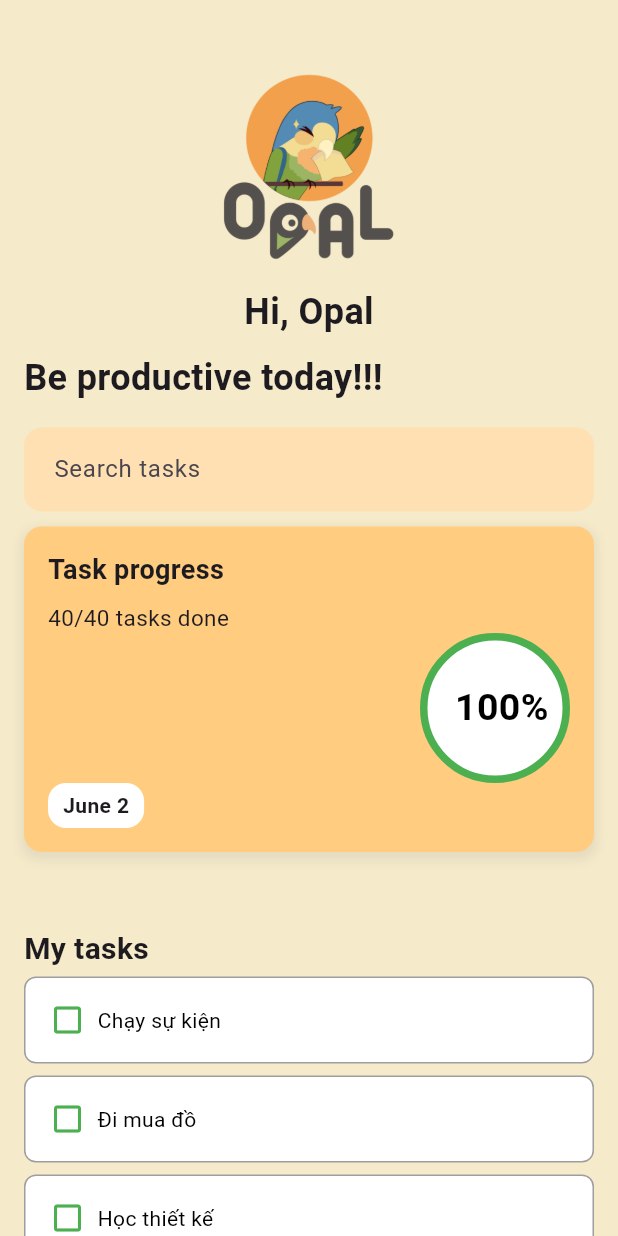
After one commit to DucNguyen2807/Opal_Project_FE, a Flutter app: the MytaskScreen screen opened directly, on a phone screen of 412 x 824 dp. The commit adds this screen. Run offline on Flutter 3.47's test engine with Material 3 defaults, Android fonts, the phone set to English and light mode, and no system bars; our stand-ins replace flutter_countdown_timer, table_calendar.

Commit message:
[feat] view my task

```diff
--- a/lib/ui/HomePage/HomePage.dart
+++ b/lib/ui/HomePage/HomePage.dart
@@ -3,6 +3,7 @@ import 'package:opal_project/ui/customer-calendar/CustomCalendar.dart'; // Đư
 import 'dart:collection';
 import 'package:table_calendar/table_calendar.dart';
 import 'package:opal_project/ui/EventPage/EventPage.dart';
+import 'package:opal_project/ui/my-task/mytask.dart';
 
 class HomePage extends StatefulWidget {
   @override
@@ -97,10 +98,18 @@ class _HomePageState extends State<HomePage> {
             'assets/logo.png',
             height: 120,
           ),
-          CircleAvatar(
-            radius: 25,
-            backgroundColor: Colors.yellowAccent,
-            child: Icon(Icons.person),
+          GestureDetector(
+            onTap: () {
+              Navigator.push(
+                context,
+                MaterialPageRoute(builder: (context) => MytaskScreen()),
+              );
+            },
+            child: CircleAvatar(
+              radius: 25,
+              backgroundColor: Colors.yellowAccent,
+              child: Icon(Icons.person),
+            ),
           ),
         ],
       ),
--- /dev/null
+++ b/lib/ui/my-task/mytask.dart
@@ -0,0 +1,244 @@
+import 'package:flutter/material.dart';
+import '../EventPage/EventPage.dart';
+
+class MytaskScreen extends StatefulWidget {
+  const MytaskScreen({super.key});
+
+  @override
+  _MytaskScreenState createState() => _MytaskScreenState();
+}
+
+class _MytaskScreenState extends State<MytaskScreen> {
+  List<bool> _taskCompletionStatus = [false, false, false];
+
+  @override
+  Widget build(BuildContext context) {
+    return Scaffold(
+      backgroundColor: const Color(0xFFF5EAC9),
+      body: SingleChildScrollView(
+        padding: const EdgeInsets.all(16.0),
+        child: Column(
+          crossAxisAlignment: CrossAxisAlignment.start,
+          children: [
+            Center(
+              child: Column(
+                mainAxisAlignment: MainAxisAlignment.center,
+                children: [
+                  const SizedBox(height: 20),
+                  Image.asset(
+                    'assets/logo.png',
+                    width: 150,
+                    height: 150,
+                  ),
+                  const SizedBox(height: 5),
+                  const Text(
+                    'Hi, Opal',
+                    style: TextStyle(fontSize: 24, fontWeight: FontWeight.bold),
+                  ),
+                ],
+              ),
+            ),
+            const SizedBox(height: 10),
+            const Text(
+              'Be productive today!!!',
+              style: TextStyle(fontSize: 24, fontWeight: FontWeight.bold),
+            ),
+            const SizedBox(height: 16),
+            TextField(
+              decoration: InputDecoration(
+                hintText: 'Search tasks',
+                fillColor: Colors.orange[100],
+                filled: true,
+                border: OutlineInputBorder(
+                  borderRadius: BorderRadius.circular(12),
+                  borderSide: BorderSide.none,
+                ),
+                contentPadding: const EdgeInsets.all(16),
+              ),
+            ),
+            const SizedBox(height: 10),
+            Container(
+              padding: const EdgeInsets.all(16),
+              decoration: BoxDecoration(
+                color: Colors.orange[200],
+                borderRadius: BorderRadius.circular(12),
+                boxShadow: [
+                  BoxShadow(
+                    color: Colors.grey.withOpacity(0.2),
+                    spreadRadius: 2,
+                    blurRadius: 5,
+                    offset: Offset(0, 3),
+                  ),
+                ],
+              ),
+              child: Column(
+                crossAxisAlignment: CrossAxisAlignment.start,
+                children: [
+                  const Text(
+                    'Task progress',
+                    style: TextStyle(fontSize: 18, fontWeight: FontWeight.bold),
+                  ),
+                  const SizedBox(height: 8),
+                  const Text(
+                    '40/40 tasks done',
+                    style: TextStyle(fontSize: 15),
+                  ),
+                  const SizedBox(height: 0),
+                  Align(
+                    alignment: Alignment.center,
+                    child: Stack(
+                      alignment: Alignment.centerRight,
+                      children: [
+                        Container(
+                          width: 100,
+                          height: 100,
+                          decoration: BoxDecoration(
+                            shape: BoxShape.circle,
+                            color: Colors.white,
+                            border: Border.all(color: Colors.green, width: 5),
+                          ),
+                        ),
+                        Align(
+                          alignment: Alignment(0.9, 0),
+                          child: const Text(
+                            '100%',
+                            style: TextStyle(
+                              fontSize: 25,
+                              fontWeight: FontWeight.bold,
+                              color: Colors.black,
+                            ),
+                          ),
+                        ),
+                      ],
+                    ),
+                  ),
+                  const SizedBox(),
+                  Container(
+                    padding: const EdgeInsets.symmetric(horizontal: 10, vertical: 5),
+                    decoration: BoxDecoration(
+                      color: Colors.white,
+                      borderRadius: BorderRadius.circular(12),
+                    ),
+                    child: const Text(
+                      'June 2',
+                      style: TextStyle(fontSize: 14, fontWeight: FontWeight.bold),
+                    ),
+                  ),
+                ],
+              ),
+            ),
+            const SizedBox(height: 50),
+            const Text(
+              'My tasks',
+              style: TextStyle(fontSize: 20, fontWeight: FontWeight.bold),
+            ),
+            const SizedBox(height: 0),
+            Column(
+              children: [
+                _taskItem('Chạy sự kiện', 0),
+                _taskItem('Đi mua đồ', 1),
+                _taskItem('Học thiết kế', 2),
+              ],
+            ),
+            const SizedBox(height: 20),
+            _xayDungThanhCongCuDuoi(context),
+          ],
+        ),
+      ),
+    );
+  }
+
+  Widget _taskItem(String title, int index) {
+    return GestureDetector(
+      onTap: () {
+        setState(() {
+          _taskCompletionStatus[index] = !_taskCompletionStatus[index];
+        });
+      },
+      child: Container(
+        padding: const EdgeInsets.all(16),
+        margin: const EdgeInsets.symmetric(vertical: 4),
+        decoration: BoxDecoration(
+          color: Colors.white,
+          borderRadius: BorderRadius.circular(8),
+          border: Border.all(color: _taskCompletionStatus[index] ? Colors.green : Colors.grey),
+        ),
+        child: Row(
+          children: [
+            Icon(
+              _taskCompletionStatus[index] ? Icons.check_box : Icons.check_box_outline_blank,
+              color: Colors.green,
+            ),
+            const SizedBox(width: 8),
+            Expanded(
+              child: Text(
+                title,
+                style: TextStyle(
+                  decoration: _taskCompletionStatus[index] ? TextDecoration.lineThrough : null,
+                  color: _taskCompletionStatus[index] ? Colors.grey : Colors.black,
+                ),
+              ),
+            ),
+          ],
+        ),
+      ),
+    );
+  }
+
+  Widget _xayDungThanhCongCuDuoi(BuildContext context) {
+    return Padding(
+      padding: const EdgeInsets.all(16.0),
+      child: Row(
+        mainAxisAlignment: MainAxisAlignment.spaceBetween,
+        children: [
+          IconButton(
+            icon: Image.asset(
+              'assets/icon opal-01.png',
+              width: 54,
+              height: 54,
+            ),
+            onPressed: () {},
+          ),
+          IconButton(
+            icon: Image.asset(
+              'assets/icon opal-07.png',
+              width: 54,
+              height: 54,
+            ),
+            onPressed: () {},
+          ),
+          IconButton(
+            icon: Image.asset(
+              'assets/icon opal-08.png',
+              width: 54,
+              height: 54,
+            ),
+            onPressed: () {
+              Navigator.push(
+                context,
+                MaterialPageRoute(
+                  builder: (context) => EventPage(
+                    selectedDate: DateTime.now(),
+                  ),
+                ),
+              );
+            },
+          ),
+          IconButton(
+            icon: Image.asset(
+              'assets/icon opal-09.png',
+              width: 54,
+              height: 54,
+            ),
+            onPressed: () {},
+          ),
+          IconButton(
+            icon: Icon(Icons.settings, color: Colors.green),
+            iconSize: 50,
+            onPressed: () {},
+          ),
+        ],
+      ),
+    );
+  }
+}
```
Also changed, not shown: pubspec.yaml (+5 -2 lines), pubspec.lock.
